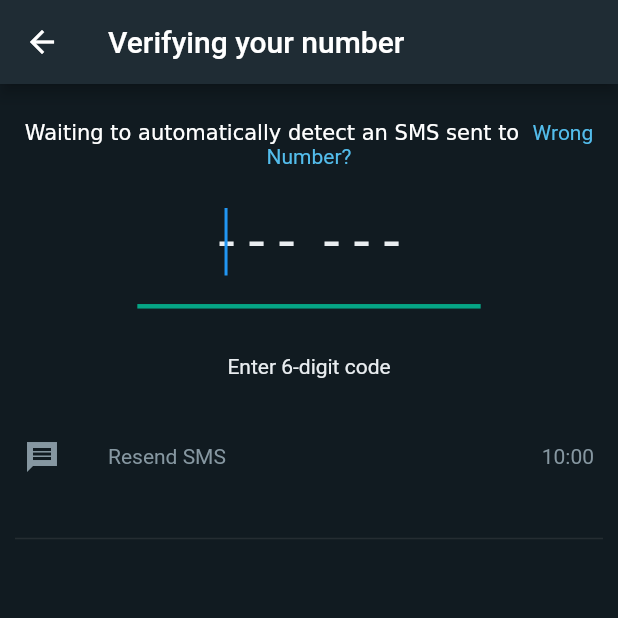
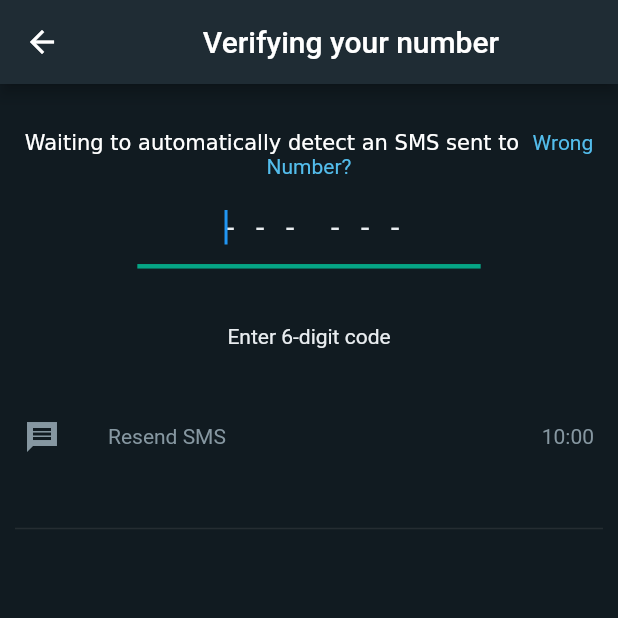
Before and after one commit to Suhaib-Hilal/whatsapp, a Flutter app: the VerificationPage screen opened directly with empty values, on a phone screen of 412 x 824 dp, the top half of it. Run offline on Flutter 3.47's test engine with Material 2 defaults, Android fonts, the phone set to English and light mode, and no system bars; our stand-ins replace country_picker, firebase_auth, firebase_core; missing offline and left inert: phone_number; accounts and stored records are empty; network calls fail.

```diff
--- a/lib/features/auth/model/phone_number.dart
+++ b/lib/features/auth/model/phone_number.dart
@@ -1,5 +1,9 @@
 class PhoneNumberObject {
-  PhoneNumberObject({this.phoneNumber});
+  PhoneNumberObject({
+    required this.phoneNumberWithFormating,
+    required this.phoneNumberWithoutFormating,
+  });
 
-  String? phoneNumber;
+  String phoneNumberWithFormating;
+  String phoneNumberWithoutFormating;
 }
--- a/lib/features/auth/view/login.dart
+++ b/lib/features/auth/view/login.dart
@@ -3,6 +3,7 @@ import '../../../theme/color_theme.dart';
 import '../model/phone_number.dart';
 import 'package:country_picker/country_picker.dart';
 import 'package:phone_number/phone_number.dart';
+import 'package:firebase_auth/firebase_auth.dart';
 
 class LoginPage extends StatefulWidget {
   const LoginPage({super.key});
@@ -45,7 +46,7 @@ class _LoginPageState extends State<LoginPage> {
     return Scaffold(
       backgroundColor: AppColorsDark.backgroundColor,
       appBar: AppBar(
-        title: const Text("Enter your phone number"),
+        title: const Center(child: Text("Enter your phone number")),
         backgroundColor: AppColorsDark.appBarColor,
       ),
       body: Column(
@@ -300,17 +301,33 @@ class _LoginPageState extends State<LoginPage> {
                                     ),
                                     TextButton(
                                       onPressed: () {
-                                        Navigator.of(context).push(
+                                        String phoneNumberWithFormating =
+                                            "+${countryPhoneCodeController.text}${phoneNumberController.text}";
+                                        String phoneNumber =
+                                            phoneNumberController.text
+                                                .replaceAll("-", "")
+                                                .replaceAll(" ", "")
+                                                .replaceAll("(", "")
+                                                .replaceAll(")", "");
+                                        phoneNumber =
+                                            "+${countryPhoneCodeController.text}$phoneNumber";
+
+                                        if (!mounted) return;
+                                        Navigator.of(context)
+                                            .pushAndRemoveUntil(
                                                 MaterialPageRoute(
                                                   builder: (context) =>
                                                       VerificationPage(
-                                              phoneNumber: PhoneNumberObject(
                                                     phoneNumber:
-                                                    "+${countryPhoneCodeController.text} ${phoneNumberController.text}",
+                                                        PhoneNumberObject(
+                                                      phoneNumberWithFormating:
+                                                          phoneNumberWithFormating,
+                                                      phoneNumberWithoutFormating:
+                                                          phoneNumber,
                                                     ),
                                                   ),
                                                 ),
-                                        );
+                                                (route) => false);
                                       },
                                       child: const Text(
                                         "OK",
@@ -402,6 +419,18 @@ class _LoginPageState extends State<LoginPage> {
   }
 }
 
+Future<void> sendOtp(String phoneNumber, Function(String) onCodeSent) async {
+  await FirebaseAuth.instance.verifyPhoneNumber(
+    phoneNumber: phoneNumber,
+    verificationCompleted: (PhoneAuthCredential credential) {},
+    verificationFailed: (FirebaseAuthException e) {},
+    codeSent: (String verificationId, int? resendToken) async {
+      onCodeSent(verificationId);
+    },
+    codeAutoRetrievalTimeout: (String verificationId) {},
+  );
+}
+
 class VerificationPage extends StatefulWidget {
   final PhoneNumberObject phoneNumber;
 
@@ -412,30 +441,182 @@ class VerificationPage extends StatefulWidget {
 }
 
 class _VerificationPageState extends State<VerificationPage> {
-  TextEditingController firstOtpDigitController = TextEditingController();
-  FocusNode firstFocusNode = FocusNode();
+  final focusNodes = List.generate(6, (index) => FocusNode());
+  late List<SizedBox> textFields;
+  String verificationId = "";
+  String code = "";
 
-  TextEditingController secondOtpDigitController = TextEditingController();
-  FocusNode secondFocusNode = FocusNode();
+  @override
+  void initState() {
+    focusNodes[0].requestFocus();
+    textFields = List.generate(6, (index) {
+      return SizedBox(
+        width: 20,
+        height: 20,
+        child: TextField(
+          onChanged: (value) {
+            setState(() {});
+            if (value.isEmpty) {
+              if (index != 0) {
+                focusNodes[index - 1].requestFocus();
+                setState(() => code = code.substring(index));
+              }
+            } else {
+              if (index == 5) {
+                code += value;
+                showDialog(
+                  context: context,
+                  builder: (BuildContext context) {
+                    return FutureBuilder(
+                      future: verifyOtp(code),
+                      builder: (context, snapshot) {
+                        String? text;
+                        Widget? icon;
 
-  TextEditingController thirdOtpDigitController = TextEditingController();
-  FocusNode thirdFocusNode = FocusNode();
+                        if (snapshot.hasData) {
+                          text = "Verification Complete";
+                          icon = Container(
+                            decoration: const BoxDecoration(
+                                // color: AppColorsDark.greenColor,
+                                borderRadius:
+                                    BorderRadius.all(Radius.circular(30))),
+                            // height: 30,
+                            // width: 30,
+                            child: const Icon(
+                              Icons.check_circle,
+                              color: AppColorsDark.greenColor,
+                              size: 30,
+                            ),
+                          );
+                          Future.delayed(const Duration(seconds: 2), () {
+                            Navigator.of(context).pushAndRemoveUntil(
+                                MaterialPageRoute(
+                                  builder: (context) => const UserProfilePage(),
+                                ),
+                                (route) => false);
+                          });
+                        } else if (snapshot.hasError) {
+                          text = "Invalid OTP";
+                          icon = Container(
+                            decoration: const BoxDecoration(
+                                color: AppColorsDark.errorSnackBarColor,
+                                borderRadius:
+                                    BorderRadius.all(Radius.circular(30))),
+                            height: 30,
+                            width: 30,
+                            child: const Icon(
+                              Icons.close_rounded,
+                              color: AppColorsDark.appBarColor,
+                            ),
+                          );
+                          Future.delayed(const Duration(seconds: 2), () {
+                            Navigator.of(context).pop();
+                          });
+                        }
 
-  TextEditingController fouthOtpDigitController = TextEditingController();
-  FocusNode fouthFocusNode = FocusNode();
+                        return AlertDialog(
+                          actionsPadding: const EdgeInsets.all(0),
+                          backgroundColor: AppColorsDark.appBarColor,
+                          content: Row(
+                            crossAxisAlignment: CrossAxisAlignment.center,
+                            children: [
+                              SizedBox(
+                                height: 30,
+                                width: 30,
+                                child: icon ??
+                                    const CircularProgressIndicator(
+                                      color: AppColorsDark.indicatorColor,
+                                    ),
+                              ),
+                              const SizedBox(
+                                width: 20,
+                              ),
+                              Text(
+                                text ?? "Connecting",
+                                style: const TextStyle(
+                                  fontSize: 20,
+                                  color: AppColorsDark.textColor1,
+                                ),
+                              ),
+                            ],
+                          ),
+                        );
+                      },
+                    );
+                  },
+                );
+                return;
+              }
+              code += value;
+              focusNodes[index + 1].requestFocus();
+            }
+          },
+          textAlign: TextAlign.center,
+          focusNode: focusNodes[index],
+          maxLength: 1,
+          style: const TextStyle(
+            color: AppColorsDark.textColor1,
+            fontSize: 20,
+          ),
+          keyboardType: const TextInputType.numberWithOptions(),
+          decoration: const InputDecoration(
+            hintText: " -",
+            hintStyle: TextStyle(
+              color: AppColorsDark.textColor1,
+              fontSize: 20,
+            ),
+            counterText: "",
+            border: InputBorder.none,
+          ),
+        ),
+      );
+    });
 
-  TextEditingController fifthOtpDigitController = TextEditingController();
-  FocusNode fifthFocusNode = FocusNode();
+    sendOtp(widget.phoneNumber.phoneNumberWithoutFormating, (vId) {
+      ScaffoldMessenger.of(context).showSnackBar(const SnackBar(
+        content: Text(
+          "OTP SENT!",
+          textAlign: TextAlign.center,
+          style: TextStyle(
+            color: Colors.white,
+            fontWeight: FontWeight.w400,
+          ),
+        ),
+        backgroundColor: AppColorsDark.greenColor,
+        behavior: SnackBarBehavior.floating,
+      ));
+      setState(() => verificationId = vId);
+    });
 
-  TextEditingController sixthOtpDigitController = TextEditingController();
-  FocusNode sixthFocusNode = FocusNode();
+    super.initState();
+  }
+
+  @override
+  void dispose() {
+    for (var focusNode in focusNodes) {
+      focusNode.dispose();
+    }
+
+    super.dispose();
+  }
+
+  Future<void> verifyOtp(String smsCode) async {
+    PhoneAuthCredential credential = PhoneAuthProvider.credential(
+      verificationId: verificationId,
+      smsCode: smsCode,
+    );
+
+    return await FirebaseAuth.instance
+        .signInWithCredential(credential)
+        .then((value) => true);
+  }
 
   @override
   Widget build(BuildContext context) {
     return Scaffold(
       backgroundColor: AppColorsDark.backgroundColor,
       appBar: AppBar(
-        title: const Text("Verifying your number"),
+        title: const Center(child: Text("Verifying your number")),
         backgroundColor: AppColorsDark.appBarColor,
       ),
       body: Container(
@@ -451,7 +632,7 @@ class _VerificationPageState extends State<VerificationPage> {
               textAlign: TextAlign.center,
               text: TextSpan(
                 text:
-                    'Waiting to automatically detect an SMS sent to ${widget.phoneNumber.phoneNumber} ',
+                    'Waiting to automatically detect an SMS sent to ${widget.phoneNumber.phoneNumberWithoutFormating} ',
                 children: const <TextSpan>[
                   TextSpan(
                     text: "Wrong Number?",
@@ -469,172 +650,16 @@ class _VerificationPageState extends State<VerificationPage> {
                   Row(
                     mainAxisAlignment: MainAxisAlignment.center,
                     children: [
-                      SizedBox(
-                        width: 20,
-                        height: 60,
-                        child: TextField(
-                          onChanged: (value) {
-                            value != "" ? secondFocusNode.requestFocus() : null;
-                          },
-                          keyboardType: const TextInputType.numberWithOptions(),
-                          focusNode: firstFocusNode,
-                          autofocus: true,
-                          textAlign: TextAlign.center,
-                          controller: firstOtpDigitController,
-                          maxLength: 1,
-                          style: const TextStyle(
-                            color: AppColorsDark.textColor1,
-                            fontSize: 38,
+                      Row(
+                        mainAxisAlignment: MainAxisAlignment.center,
+                        children: textFields.sublist(0, 3),
                       ),
-                          decoration: const InputDecoration(
-                            border: InputBorder.none,
-                            hintText: "-",
-                            counterText: "",
-                            hintStyle: TextStyle(
-                              color: AppColorsDark.textColor1,
-                              fontSize: 38,
+                      const SizedBox(
+                        width: 10,
                       ),
-                          ),
-                        ),
-                      ),
-                      SizedBox(
-                        width: 20,
-                        height: 60,
-                        child: TextField(
-                          onChanged: (value) {
-                            value != ""
-                                ? thirdFocusNode.requestFocus()
-                                : firstFocusNode.requestFocus();
-                          },
-                          keyboardType: const TextInputType.numberWithOptions(),
-                          focusNode: secondFocusNode,
-                          textAlign: TextAlign.center,
-                          controller: secondOtpDigitController,
-                          style: const TextStyle(
-                            color: AppColorsDark.textColor1,
-                            fontSize: 38,
-                          ),
-                          decoration: const InputDecoration(
-                            border: InputBorder.none,
-                            hintText: "-",
-                            counterText: "",
-                            hintStyle: TextStyle(
-                              color: AppColorsDark.textColor1,
-                              fontSize: 38,
-                            ),
-                          ),
-                        ),
-                      ),
-                      SizedBox(
-                        width: 20,
-                        height: 60,
-                        child: TextField(
-                          onChanged: (value) {
-                            value != ""
-                                ? fouthFocusNode.requestFocus()
-                                : secondFocusNode.requestFocus();
-                          },
-                          keyboardType: const TextInputType.numberWithOptions(),
-                          focusNode: thirdFocusNode,
-                          textAlign: TextAlign.center,
-                          controller: thirdOtpDigitController,
-                          style: const TextStyle(
-                            color: AppColorsDark.textColor1,
-                            fontSize: 38,
-                          ),
-                          decoration: const InputDecoration(
-                            border: InputBorder.none,
-                            hintText: "-",
-                            counterText: "",
-                            hintStyle: TextStyle(
-                              color: AppColorsDark.textColor1,
-                              fontSize: 38,
-                            ),
-                          ),
-                        ),
-                      ),
-                      const SizedBox(width: 10),
-                      SizedBox(
-                        width: 20,
-                        height: 60,
-                        child: TextField(
-                          onChanged: (value) {
-                            value != ""
-                                ? fifthFocusNode.requestFocus()
-                                : thirdFocusNode.requestFocus();
-                          },
-                          keyboardType: const TextInputType.numberWithOptions(),
-                          focusNode: fouthFocusNode,
-                          textAlign: TextAlign.center,
-                          controller: fouthOtpDigitController,
-                          style: const TextStyle(
-                            color: AppColorsDark.textColor1,
-                            fontSize: 38,
-                          ),
-                          decoration: const InputDecoration(
-                            border: InputBorder.none,
-                            hintText: "-",
-                            counterText: "",
-                            hintStyle: TextStyle(
-                              color: AppColorsDark.textColor1,
-                              fontSize: 38,
-                            ),
-                          ),
-                        ),
-                      ),
-                      SizedBox(
-                        width: 20,
-                        height: 60,
-                        child: TextField(
-                          onChanged: (value) {
-                            value != ""
-                                ? sixthFocusNode.requestFocus()
-                                : fouthFocusNode.requestFocus();
-                          },
-                          keyboardType: const TextInputType.numberWithOptions(),
-                          focusNode: fifthFocusNode,
-                          textAlign: TextAlign.center,
-                          controller: fifthOtpDigitController,
-                          style: const TextStyle(
-                            color: AppColorsDark.textColor1,
-                            fontSize: 38,
-                          ),
-                          decoration: const InputDecoration(
-                            border: InputBorder.none,
-                            hintText: "-",
-                            counterText: "",
-                            hintStyle: TextStyle(
-                              color: AppColorsDark.textColor1,
-                              fontSize: 38,
-                            ),
-                          ),
-                        ),
-                      ),
-                      SizedBox(
-                        width: 20,
-                        height: 60,
-                        child: TextField(
-                          onChanged: (value) {
-                            value == "" ? fifthFocusNode.requestFocus() : null;
-                          },
-                          keyboardType: const TextInputType.numberWithOptions(),
-                          focusNode: sixthFocusNode,
-                          textAlign: TextAlign.center,
-                          controller: sixthOtpDigitController,
-                          style: const TextStyle(
-                            color: AppColorsDark.textColor1,
-                            fontSize: 38,
-                          ),
-                          decoration: const InputDecoration(
-                            border: InputBorder.none,
-                            hintText: "-",
-                            counterText: "",
-                            hintStyle: TextStyle(
-                              color: AppColorsDark.textColor1,
-                              fontSize: 38,
-                            ),
-                          ),
-                        ),
+                      Row(
+                        mainAxisAlignment: MainAxisAlignment.center,
+                        children: textFields.sublist(3),
                       ),
                     ],
                   ),
@@ -683,6 +708,52 @@ class _VerificationPageState extends State<VerificationPage> {
         ),
       ),
     );
+  }
+}
+
+class UserProfilePage extends StatefulWidget {
+  const UserProfilePage({super.key});
+
+  @override
+  State<UserProfilePage> createState() => _UserProfilePageState();
+}
+
+class _UserProfilePageState extends State<UserProfilePage> {
+  @override
+  Widget build(BuildContext context) {
+    return Scaffold(
+        backgroundColor: AppColorsDark.backgroundColor,
+        appBar: AppBar(
+          title: const Center(child: Text("Profile info")),
+          backgroundColor: AppColorsDark.appBarColor,
+        ),
+        body: Column(
+          crossAxisAlignment: CrossAxisAlignment.center,
+          children: [
+            const Column(
+              crossAxisAlignment: CrossAxisAlignment.center,
+              children: [
+                Text(
+                  "Please provide your name and an optional profile photo",
+                  style: TextStyle(
+                    color: AppColorsDark.textColor1,
+                  ),
+                ),
+                CircleAvatar(
+                  radius: 50,
+                )
+              ],
+            ),
+            ElevatedButton(
+                onPressed: () {},
+                style: ButtonStyle(
+                  backgroundColor:
+                      MaterialStateProperty.all(AppColorsDark.greenColor),
+                  foregroundColor: MaterialStateProperty.all(Colors.black),
+                ),
+                child: const Text("NEXT")),
+          ],
+        ));
   }
 }
 
--- a/pubspec.yaml
+++ b/pubspec.yaml
@@ -37,6 +37,8 @@ dependencies:
   # The following adds the Cupertino Icons font to your application.
   # Use with the CupertinoIcons class for iOS style icons.
   cupertino_icons: ^1.0.2
+  firebase_core: ^2.14.0
+  firebase_auth: ^4.6.3
 
 dev_dependencies:
   flutter_test:
```
Also changed, not shown: lib/features/auth/view/welcome.dart (+5 -5 lines), lib/main.dart (+9 -1 lines), lib/firebase_options.dart (added), pubspec.lock, 1 other file. Lines whose indentation alone changed are shown as unchanged.
